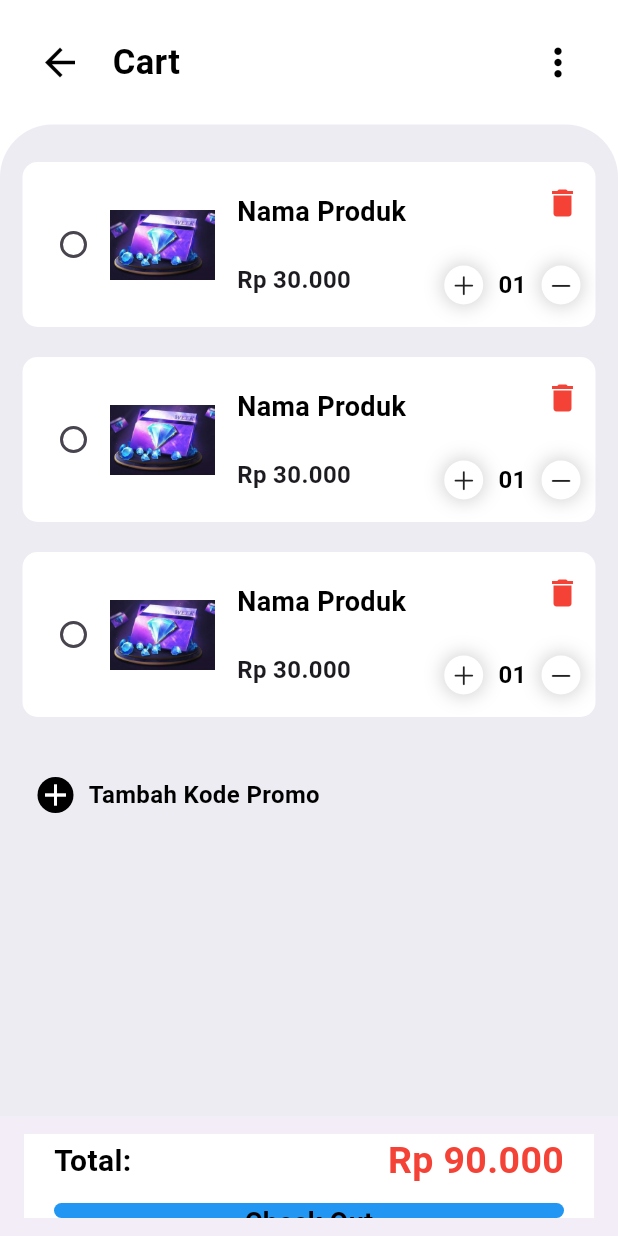
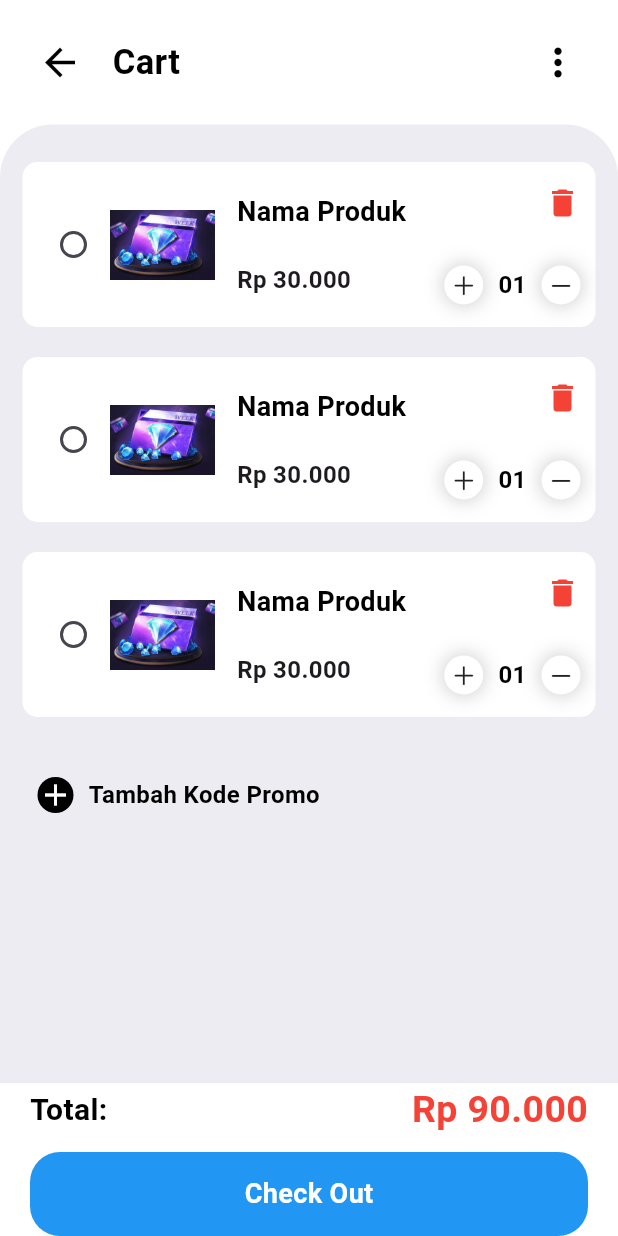
Before and after one commit to DNNYF/thub, a Flutter app: the screen it shows after launch, after a tap on the "shopping cart" icon, on a phone screen of 412 x 824 dp. Run offline on Flutter 3.47's test engine with Material 3 defaults, Android fonts, the phone set to English and light mode, and no system bars; our stand-ins replace badges, carousel_slider, curved_navigation_bar; network calls fail.

Commit message:
memperbaiki cart dan store

```diff
--- a/lib/views/pages/widgets/CartBottomNavBar.dart
+++ b/lib/views/pages/widgets/CartBottomNavBar.dart
@@ -1,15 +1,13 @@
-import 'package:vint/utils/exports.dart';
+import 'package:flutter/material.dart';
 
 class CartBottomNavBar extends StatelessWidget {
   @override
   Widget build(BuildContext context) {
-    return BottomAppBar(
-      child: Container(
+    return Container(
       color: Colors.white,
       padding: EdgeInsets.symmetric(horizontal: 20),
-        height: 500,
       child: Column(
-          mainAxisAlignment: MainAxisAlignment.spaceBetween,
+        mainAxisSize: MainAxisSize.min,
         children: [
           Row(
             mainAxisAlignment: MainAxisAlignment.spaceBetween,
@@ -32,25 +30,31 @@ class CartBottomNavBar extends StatelessWidget {
               ),
             ],
           ),
-            Container(
-              alignment: Alignment.center,
-              height: 10,
+          SizedBox(height: 10), // Beri jarak vertikal antara total dan tombol Checkout
+          InkWell(
+            onTap: () {
+              // Tambahkan fungsi onTap untuk tombol Checkout di sini
+            },
+            child: Container(
               width: double.infinity,
               decoration: BoxDecoration(
                 color: Colors.blue,
                 borderRadius: BorderRadius.circular(20),
               ),
+              padding: EdgeInsets.symmetric(vertical: 15), // Sesuaikan padding sesuai kebutuhan
+              child: Center(
                 child: Text(
                   "Check Out",
                   style: TextStyle(
-                  color: Colors.black,
+                    color: Colors.white,
                     fontSize: 18,
                     fontWeight: FontWeight.bold,
                   ),
                 ),
               ),
+            ),
+          ),
         ],
-        ),
       ),
     );
   }
--- a/lib/views/pages/widgets/PopularStoreWidget.dart
+++ b/lib/views/pages/widgets/PopularStoreWidget.dart
@@ -1,54 +1,39 @@
-import 'package:vint/utils/exports.dart';
+import 'package:flutter/material.dart';
 
 class PopularStoreWidget extends StatelessWidget {
   final List<String> popularStores = ["Store A", "Store B", "Store C", "Store D", "Store E"];
 
   @override
   Widget build(BuildContext context) {
-    return Row(
-      mainAxisAlignment: MainAxisAlignment.spaceEvenly,
-      children: popularStores.map((store) {
     return SizedBox(
-          width: MediaQuery.of(context).size.width * 0.16,
-          child: Card(
-            elevation: 3,
-            shape: RoundedRectangleBorder(
+      height: MediaQuery.of(context).size.height * 0.2, // Adjusted the height to be smaller
+      child: ListView.builder(
+        scrollDirection: Axis.horizontal,
+        itemCount: popularStores.length,
+        itemBuilder: (context, index) {
+          return Padding(
+            padding: const EdgeInsets.symmetric(horizontal: 8.0),
+            child: SizedBox(
+              width: MediaQuery.of(context).size.width * 0.45, // Adjusted width to fit 2 containers on the screen
+              child: Material(
+                elevation: 3, // Custom elevation for the circle icon
+                borderRadius: BorderRadius.circular(15),
+                child: Container(
+                  decoration: BoxDecoration(
+                    color: Colors.white,
                     borderRadius: BorderRadius.circular(15),
                   ),
                   child: Stack(
                     children: [
-                Column(
-                  crossAxisAlignment: CrossAxisAlignment.center,
-                  children: [
-                    Padding(
-                      padding: const EdgeInsets.all(8.0),
-                      child: Icon(
-                        Icons.store,
-                        size: 50, // Ubah ukuran ikon
-                        color: Colors.black,
-                      ),
-                    ),
-                    Padding(
-                      padding: const EdgeInsets.all(8.0),
-                      child: Text(
-                        store,
-                        style: TextStyle(
-                          fontSize: 12,
-                          fontWeight: FontWeight.bold,
-                        ),
-                      ),
-                    ),
-                  ],
-                ),
                       Positioned(
-                  top: -15,
-                  left: MediaQuery.of(context).size.width * 0.08,
+                        top: 10, // Adjusted top position to center vertically within the container
+                        left: (MediaQuery.of(context).size.width * 0.45 - 60) / 2, // Adjusted to center the icon horizontally within the container
                         child: Container(
-                    width: 80, // Ubah lebar logo
-                    height: 80, // Ubah tinggi logo
+                          width: 60, // Width of the circle
+                          height: 60, // Height of the circle
                           decoration: BoxDecoration(
                             shape: BoxShape.circle,
-                      color: Colors.white,
+                            color: Colors.blue, // Changed the color to blue
                             boxShadow: [
                               BoxShadow(
                                 color: Colors.grey.withOpacity(0.5),
@@ -60,16 +45,33 @@ class PopularStoreWidget extends StatelessWidget {
                           ),
                           child: Icon(
                             Icons.store,
-                      size: 50, // Ubah ukuran ikon
-                      color: Colors.black,
+                            size: 40, // Size of the icon
+                            color: Colors.white, // Changed the color to white
+                          ),
+                        ),
+                      ),
+                      Positioned(
+                        top: 100, // Positioned the text below the icon
+                        left: 0,
+                        right: 0,
+                        child: Center(
+                          child: Text(
+                            popularStores[index],
+                            style: TextStyle(
+                              fontSize: 12,
+                              fontWeight: FontWeight.bold,
+                            ),
                           ),
                         ),
                       ),
                     ],
                   ),
                 ),
+              ),
+            ),
           );
-      }).toList(),
+        },
+      ),
     );
   }
 }
```
Also changed, not shown: pubspec.lock. Lines whose indentation alone changed are shown as unchanged.
